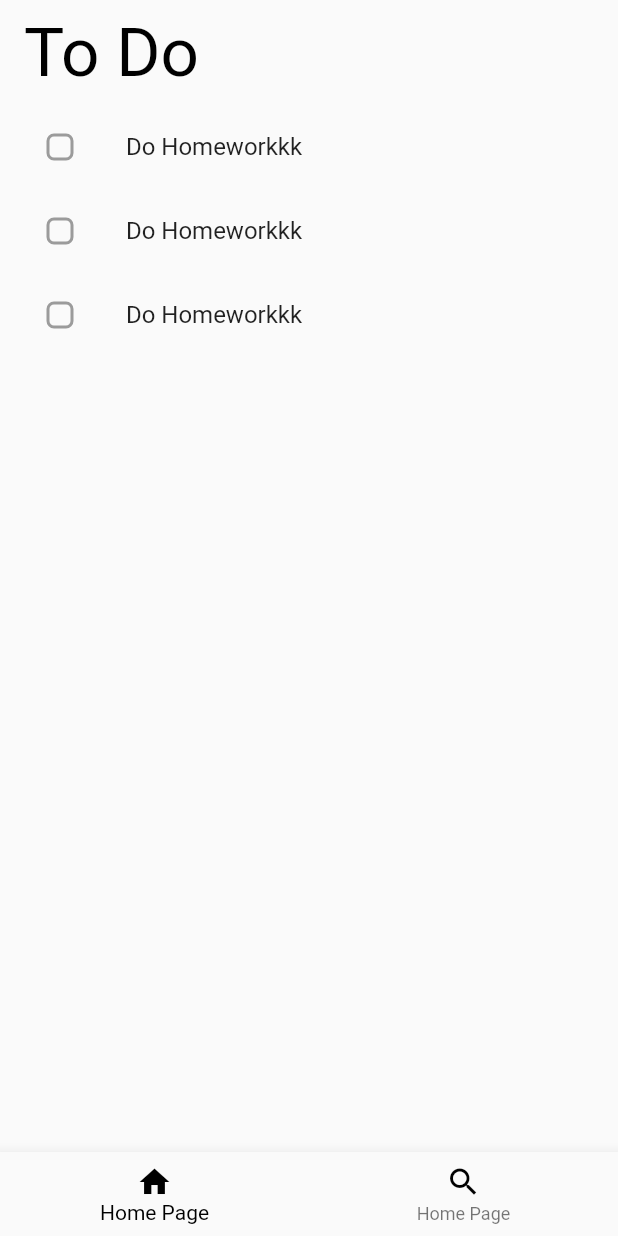
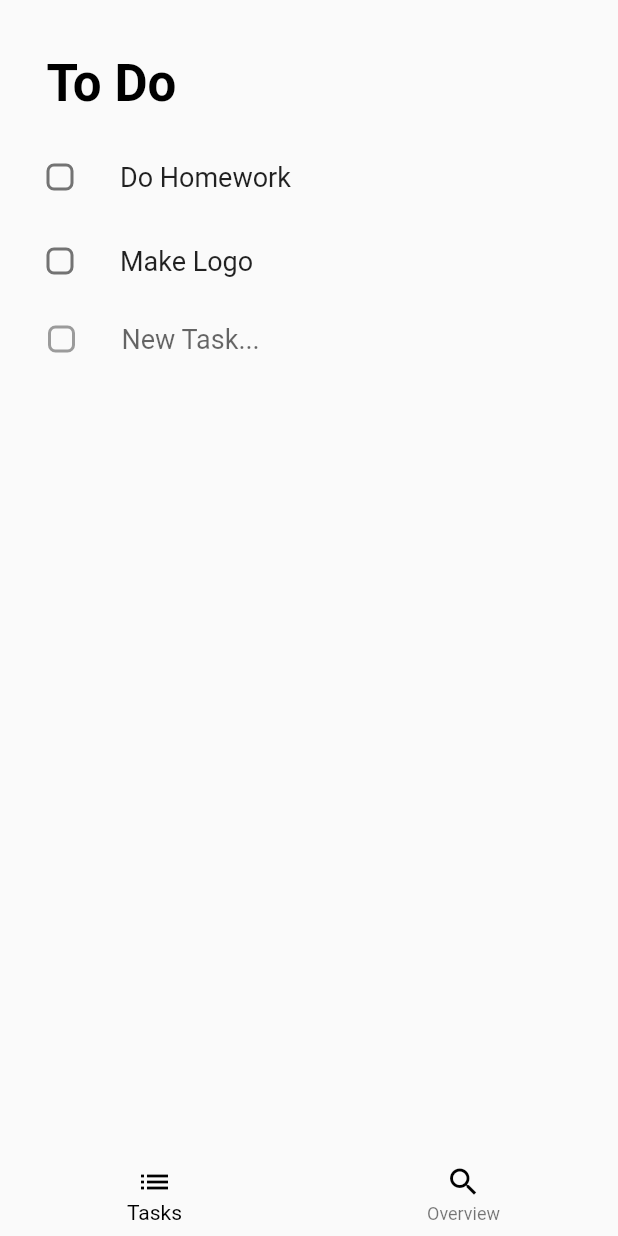
Before and after one commit to thedemir/my_to_do, a Flutter app: the screen it shows after launch, on a phone screen of 412 x 824 dp. Run offline on Flutter 3.47's test engine with Material 2 defaults, Android fonts, the light colour scheme and no system bars.

Commit message:
text field

```diff
--- a/lib/constans.dart
+++ b/lib/constans.dart
@@ -5,3 +5,7 @@ const Color buttonColor = Color(0xFF7895B2);
 const Color textColor = Colors.black;
 
 const String title = "To Do";
+
+class CustomTextStyle {
+  static TextStyle toDoTextStyle = const TextStyle(fontSize: 18);
+}
--- a/lib/main.dart
+++ b/lib/main.dart
@@ -1,7 +1,8 @@
 import 'package:flutter/material.dart';
+
 import 'package:my_to_do/pages/home_page.dart';
 
-void main() {
+void main() async {
   runApp(const MyApp());
 }
 
--- /dev/null
+++ b/lib/model/to_do_model.dart
@@ -0,0 +1,12 @@
+class ToDoModel {
+  int? id;
+  String toDoText;
+  bool isDone;
+
+  ToDoModel({required this.id, required this.toDoText, this.isDone = false});
+
+  static List<ToDoModel> toDoList = [
+    ToDoModel(id: 1, toDoText: "Do Homework"),
+    ToDoModel(id: 2, toDoText: "Make Logo"),
+  ];
+}
--- a/lib/pages/home_page.dart
+++ b/lib/pages/home_page.dart
@@ -1,4 +1,5 @@
 import 'package:flutter/material.dart';
+import 'package:my_to_do/model/to_do_model.dart';
 import '../constans.dart';
 
 class HomePage extends StatefulWidget {
@@ -10,41 +11,99 @@ class HomePage extends StatefulWidget {
 
 class _HomePageState extends State<HomePage> {
   final _title = title;
+  final _toDoTextStye = CustomTextStyle.toDoTextStyle;
+  final _textController = TextEditingController();
+
+  void changeCheckBox(bool value, int index) {
+    setState(() {
+      ToDoModel.toDoList[index].isDone = !ToDoModel.toDoList[index].isDone;
+    });
+    print("çalıştı");
+  }
+
+  void CreateNewTask(int id) {
+    setState(() {
+      String taskTitle = _textController.text;
+      ToDoModel.toDoList.add(ToDoModel(id: id, toDoText: taskTitle));
+    });
+  }
 
   @override
   Widget build(BuildContext context) {
     return Scaffold(
       appBar: AppBar(
-        toolbarHeight: 70,
+        toolbarHeight: 90,
         backgroundColor: Colors.transparent,
         elevation: 0,
-        title: Text(
+        title: Padding(
+          padding: const EdgeInsets.only(left: 15, top: 20),
+          child: Text(
             _title,
-          style:
-              Theme.of(context).textTheme.headline3?.copyWith(color: textColor),
+            style: Theme.of(context)
+                .textTheme
+                .headline4
+                ?.copyWith(color: textColor, fontWeight: FontWeight.bold),
           ),
         ),
-      body: ListView.builder(
-        itemCount: 3,
+      ),
+      body: SingleChildScrollView(
+        physics: const ScrollPhysics(),
+        child: Column(crossAxisAlignment: CrossAxisAlignment.center, children: [
+          ListView.builder(
+            physics: NeverScrollableScrollPhysics(),
+            shrinkWrap: true,
+            itemCount: ToDoModel.toDoList.length,
             itemBuilder: (context, index) {
               return ListTile(
                 leading: Checkbox(
+                  activeColor: Colors.black,
+                  value: ToDoModel.toDoList[index].isDone,
+                  onChanged: (value) => changeCheckBox(value!, index),
+                  shape: RoundedRectangleBorder(
+                    borderRadius: BorderRadius.circular(5),
+                  ),
+                ),
+                title: Text(
+                  ToDoModel.toDoList[index].toDoText,
+                  textAlign: TextAlign.left,
+                  style: _toDoTextStye,
+                ),
+              );
+            },
+          ),
+          Padding(
+            padding: const EdgeInsets.only(left: 17),
+            child: TextField(
+              // TEXT FİELD
+              onEditingComplete: () => CreateNewTask(ToDoModel.toDoList.length),
+              controller: _textController,
+              style: _toDoTextStye,
+              showCursor: true,
+              cursorColor: Colors.grey,
+              decoration: InputDecoration(
+                  icon: Checkbox(
                     value: false,
                     onChanged: null,
                     shape: RoundedRectangleBorder(
-                    borderRadius: BorderRadius.circular(5))),
-            title: Text(" Do Homeworkkk"),
-          );
-        },
+                      borderRadius: BorderRadius.circular(5),
+                    ),
+                  ),
+                  hintText: "New Task...",
+                  border: InputBorder.none,
+                  focusedBorder: InputBorder.none),
+            ),
+          )
+        ]),
       ),
       bottomNavigationBar: BottomNavigationBar(
         selectedItemColor: Colors.black,
         currentIndex: 0,
+        elevation: 0,
         items: const [
           BottomNavigationBarItem(
-              icon: Icon(Icons.home, color: Colors.black), label: "Home Page"),
+              icon: Icon(Icons.list, color: Colors.black), label: "Tasks"),
           BottomNavigationBarItem(
-              icon: Icon(Icons.search, color: Colors.black), label: "Home Page")
+              icon: Icon(Icons.search, color: Colors.black), label: "Overview"),
         ],
       ),
     );
--- /dev/null
+++ b/lib/pages/over_view.dart
@@ -0,0 +1,17 @@
+import 'package:flutter/material.dart';
+import 'package:flutter/src/foundation/key.dart';
+import 'package:flutter/src/widgets/framework.dart';
+
+class OverView extends StatefulWidget {
+  const OverView({Key? key}) : super(key: key);
+
+  @override
+  State<OverView> createState() => _OverViewState();
+}
+
+class _OverViewState extends State<OverView> {
+  @override
+  Widget build(BuildContext context) {
+    return Scaffold();
+  }
+}
--- a/pubspec.yaml
+++ b/pubspec.yaml
@@ -34,6 +34,8 @@ dependencies:
   # The following adds the Cupertino Icons font to your application.
   # Use with the CupertinoIcons class for iOS style icons.
   cupertino_icons: ^1.0.2
+  # hive: ^2.2.3
+  # hive_flutter: ^1.1.0
 
 dev_dependencies:
   flutter_test:
```
Lines whose indentation alone changed are shown as unchanged.
